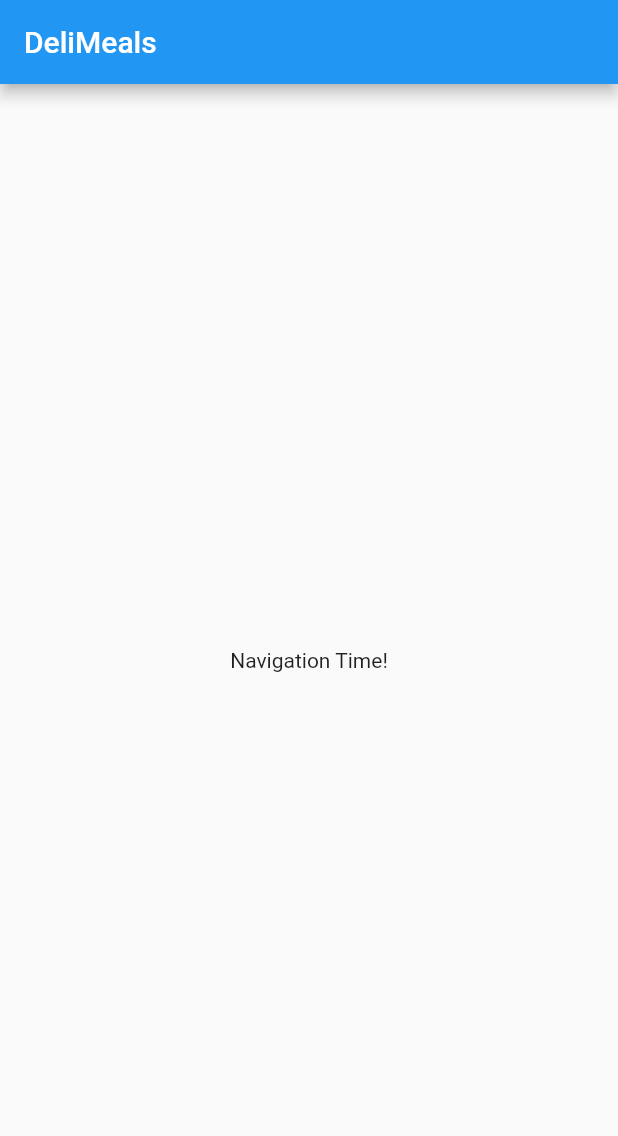
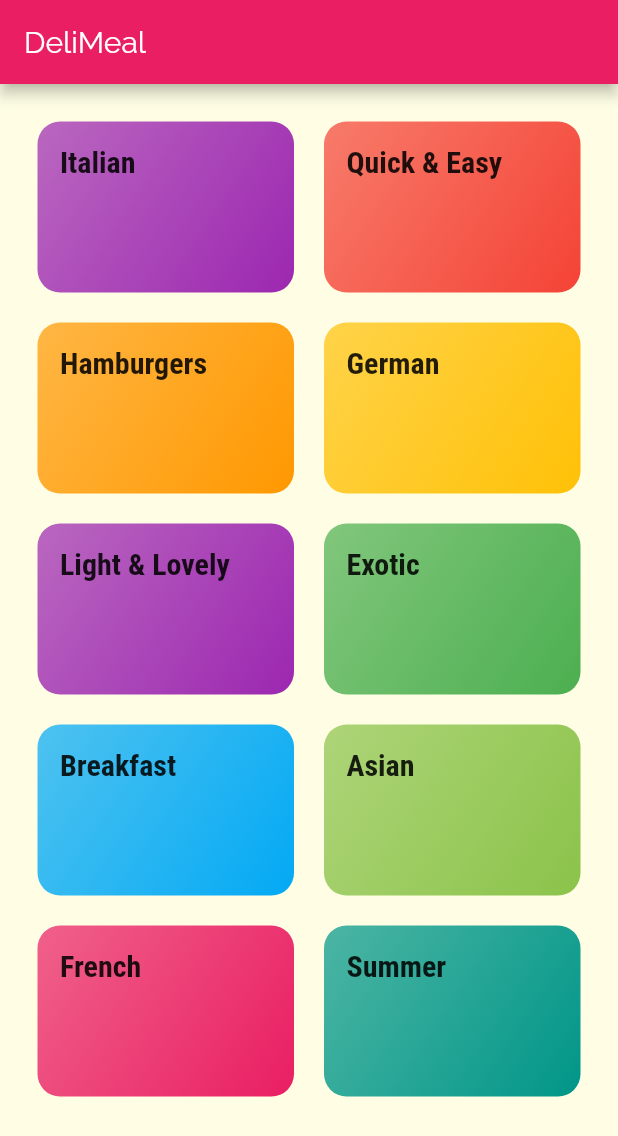
Before and after one commit to karcagtamas/Flutter-Meals, a Flutter app: the screen it shows after launch, on a phone screen of 412 x 824 dp. Shown: the top 1136 px of the screen. Run offline on Flutter 3.47's test engine with Material 2 defaults, Android fonts, the phone set to English and light mode, and no system bars.

Commit message:
Add category screen and items

```diff
--- /dev/null
+++ b/lib/categories_screen.dart
@@ -0,0 +1,26 @@
+import 'package:flutter/material.dart';
+import 'package:meals/category_item.dart';
+import 'package:meals/dummy_data.dart';
+
+class CategoriesScreen extends StatelessWidget {
+  @override
+  Widget build(BuildContext context) {
+    return Scaffold(
+      appBar: AppBar(
+        title: const Text('DeliMeal'),
+      ),
+      body: GridView(
+        padding: const EdgeInsets.all(25),
+        children: DUMMY_CATEGORIES
+            .map((cat) => CategoryItem(cat.title, cat.color))
+            .toList(),
+        gridDelegate: SliverGridDelegateWithMaxCrossAxisExtent(
+          maxCrossAxisExtent: 200,
+          childAspectRatio: 3 / 2,
+          crossAxisSpacing: 20,
+          mainAxisSpacing: 20,
+        ),
+      ),
+    );
+  }
+}
--- /dev/null
+++ b/lib/category_item.dart
@@ -0,0 +1,30 @@
+import 'package:flutter/material.dart';
+
+class CategoryItem extends StatelessWidget {
+  final String title;
+  final Color color;
+
+  CategoryItem(this.title, this.color);
+
+  @override
+  Widget build(BuildContext context) {
+    return Container(
+      padding: const EdgeInsets.all(15),
+      child: Text(
+        title,
+        style: Theme.of(context).textTheme.headline6,
+      ),
+      decoration: BoxDecoration(
+        gradient: LinearGradient(
+          colors: [
+            color.withOpacity(0.7),
+            color,
+          ],
+          begin: Alignment.topLeft,
+          end: Alignment.bottomRight,
+        ),
+        borderRadius: BorderRadius.circular(15),
+      ),
+    );
+  }
+}
--- /dev/null
+++ b/lib/dummy_data.dart
@@ -0,0 +1,55 @@
+import 'package:flutter/material.dart';
+import 'package:meals/models/category.dart';
+
+const DUMMY_CATEGORIES = const [
+  Category(
+    id: 'c1',
+    title: 'Italian',
+    color: Colors.purple,
+  ),
+  Category(
+    id: 'c2',
+    title: 'Quick & Easy',
+    color: Colors.red,
+  ),
+  Category(
+    id: 'c3',
+    title: 'Hamburgers',
+    color: Colors.orange,
+  ),
+  Category(
+    id: 'c4',
+    title: 'German',
+    color: Colors.amber,
+  ),
+  Category(
+    id: 'c5',
+    title: 'Light & Lovely',
+    color: Colors.purple,
+  ),
+  Category(
+    id: 'c6',
+    title: 'Exotic',
+    color: Colors.green,
+  ),
+  Category(
+    id: 'c7',
+    title: 'Breakfast',
+    color: Colors.lightBlue,
+  ),
+  Category(
+    id: 'c8',
+    title: 'Asian',
+    color: Colors.lightGreen,
+  ),
+  Category(
+    id: 'c9',
+    title: 'French',
+    color: Colors.pink,
+  ),
+  Category(
+    id: 'c10',
+    title: 'Summer',
+    color: Colors.teal,
+  ),
+];
--- a/lib/main.dart
+++ b/lib/main.dart
@@ -1,4 +1,5 @@
 import 'package:flutter/material.dart';
+import 'package:meals/categories_screen.dart';
 
 void main() {
   runApp(MyApp());
@@ -10,28 +11,25 @@ class MyApp extends StatelessWidget {
     return MaterialApp(
       title: 'DeliMeals',
       theme: ThemeData(
-        primarySwatch: Colors.blue,
+        primarySwatch: Colors.pink,
+        accentColor: Colors.amber,
+        canvasColor: Color.fromRGBO(255, 254, 229, 1),
+        fontFamily: 'Raleway',
+        textTheme: ThemeData.light().textTheme.copyWith(
+              bodyText1: TextStyle(
+                color: Color.fromRGBO(20, 51, 51, 1),
+              ),
+              bodyText2: TextStyle(
+                color: Color.fromRGBO(20, 51, 51, 1),
+              ),
+              headline6: TextStyle(
+                fontSize: 20,
+                fontFamily: 'RobotoCondensed',
+                fontWeight: FontWeight.bold,
+              ),
+            ),
       ),
-      home: MyHomePage(),
+      home: CategoriesScreen(),
     );
   }
 }
-
-class MyHomePage extends StatefulWidget {
-  @override
-  _MyHomePageState createState() => _MyHomePageState();
-}
-
-class _MyHomePageState extends State<MyHomePage> {
-  @override
-  Widget build(BuildContext context) {
-    return Scaffold(
-      appBar: AppBar(
-        title: Text('DeliMeals'),
-      ),
-      body: Center(
-        child: Text('Navigation Time!'),
-      ),
-    );
-  }
-}
--- /dev/null
+++ b/lib/models/category.dart
@@ -0,0 +1,10 @@
+import 'package:flutter/material.dart';
+
+class Category {
+  final String id;
+  final String title;
+  final Color color;
+
+  const Category(
+      {required this.id, required this.title, this.color = Colors.orange});
+}
```
Also changed, not shown: pubspec.yaml (+18 -14 lines), assets/fonts/Raleway-Black.ttf (added), assets/fonts/Raleway-Bold.ttf (added), assets/fonts/Raleway-Regular.ttf (added), assets/fonts/RobotoCondensed-Bold.ttf (added), assets/fonts/RobotoCondensed-Italic.ttf (added), assets/fonts/RobotoCondensed-Light.ttf (added), assets/fonts/RobotoCondensed-Regular.ttf (added).
